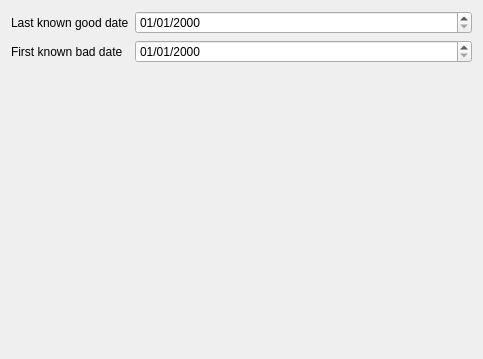
Qt form gui/mozregui/ui/nightlies.ui (mozilla/mozregression) before a commit.
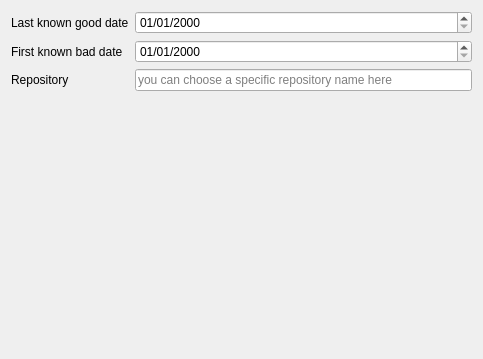
The same form after that commit.

Commit message: Bug 1179227-[gui] allow to choose a repository using the wizard

What changed in the file:
```diff
--- a/gui/mozregui/ui/nightlies.ui
+++ b/gui/mozregui/ui/nightlies.ui
@@ -16,6 +16,9 @@
   <layout class="QHBoxLayout" name="horizontalLayout">
    <item>
     <layout class="QFormLayout" name="formLayout">
+     <property name="fieldGrowthPolicy">
+      <enum>QFormLayout::AllNonFixedFieldsGrow</enum>
+     </property>
      <item row="0" column="0">
       <widget class="QLabel" name="label">
        <property name="text">
@@ -44,6 +47,26 @@
        </property>
       </widget>
      </item>
+     <item row="2" column="0">
+      <widget class="QLabel" name="label_3">
+       <property name="toolTip">
+        <string>you can choose a specific repository name here</string>
+       </property>
+       <property name="text">
+        <string>Repository</string>
+       </property>
+      </widget>
+     </item>
+     <item row="2" column="1">
+      <widget class="QLineEdit" name="repository">
+       <property name="toolTip">
+        <string>repository like mozilla-aurora|mozilla-beta|...</string>
+       </property>
+       <property name="placeholderText">
+        <string>you can choose a specific repository name here</string>
+       </property>
+      </widget>
+     </item>
     </layout>
    </item>
   </layout>
```
The commit also changes 1 other file.
